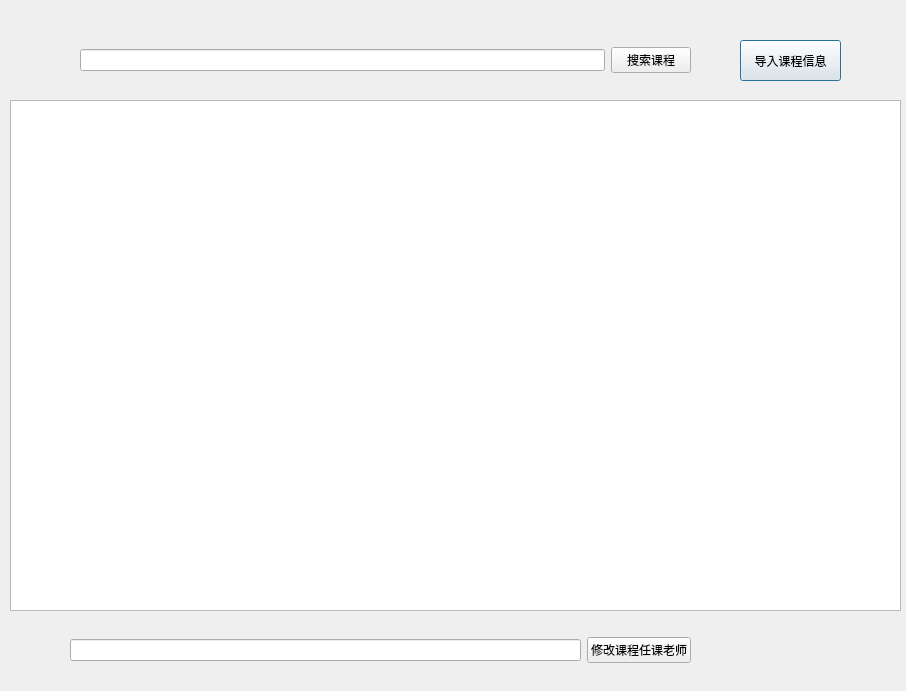
Qt form ui/originalUIFile/adminCourseManage.ui (AngXue/stuCour-SelMS) before a commit.
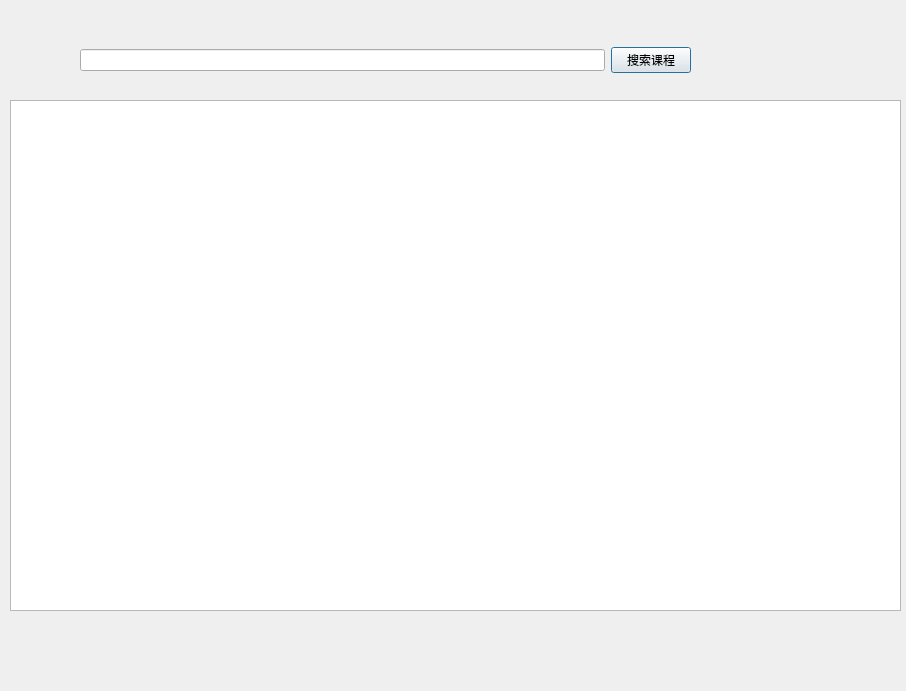
The same form after that commit.

Diff of the .ui file:
```diff
--- a/ui/originalUIFile/adminCourseManage.ui
+++ b/ui/originalUIFile/adminCourseManage.ui
@@ -25,19 +25,6 @@
   <property name="windowTitle">
    <string>Dialog</string>
   </property>
-  <widget class="QPushButton" name="uploadCourseButton">
-   <property name="geometry">
-    <rect>
-     <x>740</x>
-     <y>40</y>
-     <width>101</width>
-     <height>41</height>
-    </rect>
-   </property>
-   <property name="text">
-    <string>导入课程信息</string>
-   </property>
-  </widget>
   <widget class="QTableWidget" name="showSearchSubsResult">
    <property name="geometry">
     <rect>
@@ -73,28 +60,6 @@
     </item>
    </layout>
   </widget>
-  <widget class="QWidget" name="horizontalLayoutWidget">
-   <property name="geometry">
-    <rect>
-     <x>70</x>
-     <y>630</y>
-     <width>621</width>
-     <height>41</height>
-    </rect>
-   </property>
-   <layout class="QHBoxLayout" name="horizontalLayout_2">
-    <item>
-     <widget class="QLineEdit" name="setSubTeacherInput"/>
-    </item>
-    <item>
-     <widget class="QPushButton" name="setCourseteacherButton">
-      <property name="text">
-       <string>修改课程任课老师</string>
-      </property>
-     </widget>
-    </item>
-   </layout>
-  </widget>
  </widget>
  <resources/>
  <connections/>
```
